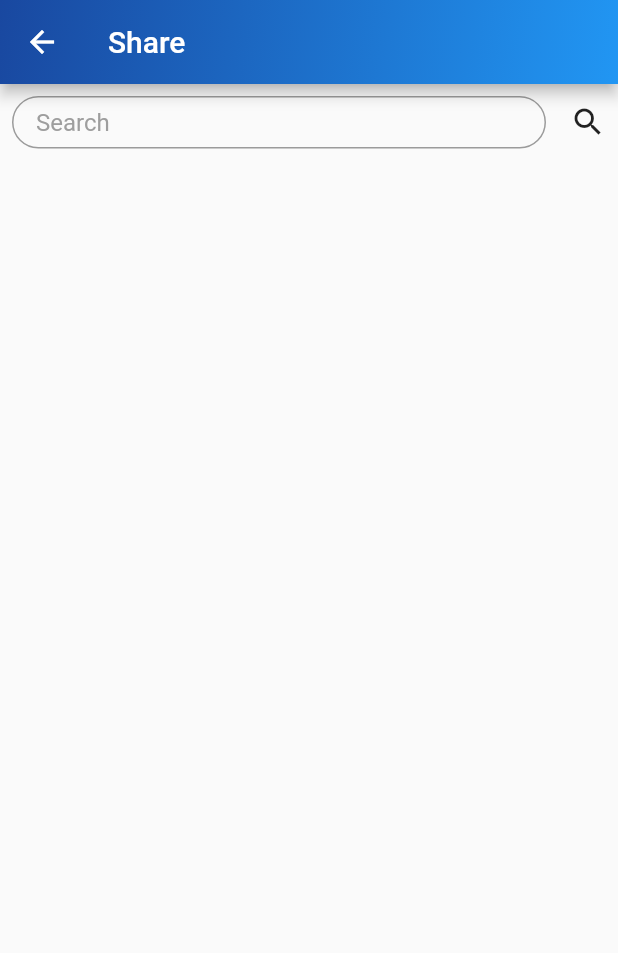
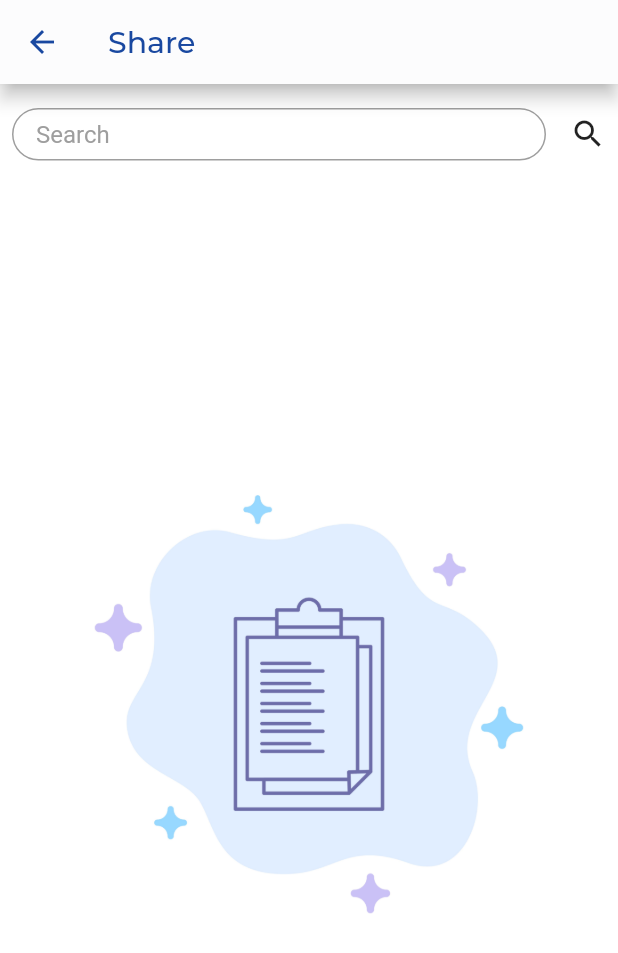
Before and after one commit to PaRaDoX50/droog, a Flutter app: the ShareScreen screen opened by its route, on a phone screen of 412 x 824 dp. Shown: the top 953 px of the screen. Run offline on Flutter 3.47's test engine with Material 2 defaults, Android fonts, the light colour scheme and no system bars; our stand-ins replace cached_network_image, cloud_firestore, convex_bottom_bar, firebase_auth, firebase_storage, font_awesome_flutter and 8 more; missing offline and left inert: assorted_layout_widgets, flutter_facebook_login; accounts and stored records are empty; network calls fail.

```diff
--- a/lib/screens/feed.dart
+++ b/lib/screens/feed.dart
@@ -37,7 +37,7 @@ class _FeedState extends State<Feed> {
 
     return Scaffold(
       key: _feedScaffoldKey,
-      backgroundColor: Colors.grey[300],
+      backgroundColor: Color(0xfffcfcfd),
       body: FutureBuilder<List<String>>(
           future: _databaseMethods.getConnectionUids(),
           builder: (_, snapshot) {
--- a/lib/screens/share_screen.dart
+++ b/lib/screens/share_screen.dart
@@ -13,6 +13,7 @@ import 'package:droog/models/enums.dart';
 
 
 import 'package:flutter/material.dart';
+import 'package:google_fonts/google_fonts.dart';
 String postId;
 class ShareScreen extends StatefulWidget {
   static final String route = "/Share_screen";
@@ -82,25 +83,36 @@ class _ShareScreenState extends State<ShareScreen> {
   Widget build(BuildContext context) {
     postId = ModalRoute.of(context).settings.arguments as String;
     return Scaffold(
+      backgroundColor: Colors.white,
       appBar:  AppBar(
-        title: Text("Share"),
-        flexibleSpace: Container(
-          decoration: BoxDecoration(
-              gradient: LinearGradient(
-                  begin: Alignment.topLeft,
-                  end: Alignment.bottomRight,
-                  colors: <Color>[Theme.of(context).primaryColor, Colors.blue])),
+        iconTheme: IconThemeData(color: Theme.of(context).primaryColor),
+        elevation: 5,
+        backgroundColor:Color(0xfffcfcfd),
+        title: Text(
+          "Share",
+          style: GoogleFonts.montserrat(color: Theme.of(context).primaryColor),
         ),
       ),
       body: SafeArea(
+        child: Padding(
+          padding: const EdgeInsets.only(top:8.0),
           child: Column(children: <Widget>[
             SearchTextField(controller: searchController,onTextChanged: getSearchResults,),
-          Expanded(child: ListView.builder(
+            searchResults.isNotEmpty ? Expanded(child: ListView.builder(
               itemCount: searchResults.length,
               itemBuilder: (_, index) {
                 return ShareTile(user: searchResults[index],);
-            },))
+              },)) :
+            Expanded(
+                child: Center(
+                    child: AspectRatio(
+                        aspectRatio: 1,
+                        child: Image.asset(
+                          "assets/images/no_results.png",
+                          width: double.infinity,
+                        )))),
           ],),
+        ),
       ),
     );
   }
--- a/lib/widgets/expandable_text.dart
+++ b/lib/widgets/expandable_text.dart
@@ -36,7 +36,7 @@ class _ExpandableTextState extends State<ExpandableText>
                         widget.isExpanded = !widget.isExpanded;
                       });
                     },
-                    child: Text("Show less"),
+                    child: Text("Show less",style: TextStyle(color: Colors.grey),),
                   ),
                 ],
               );
--- a/lib/widgets/feed_tile.dart
+++ b/lib/widgets/feed_tile.dart
@@ -37,7 +37,8 @@ class FeedTile extends StatelessWidget {
 
   @override
   Widget build(BuildContext context) {
-    return Card(
+    return Card(color: Color(0xfffcfcfd),
+      elevation: 5,
       margin: EdgeInsets.symmetric(
         vertical: 8 / 2,
         horizontal: 8,
```
Also changed, not shown: lib/screens/home.dart (+7 -12 lines), lib/screens/new_post.dart (+10 -4 lines), lib/screens/new_response_screen.dart (+49 -9 lines), lib/screens/responses_screen.dart (+7 -1 lines), lib/screens/search.dart (+21 -13 lines), lib/widgets/new_post_box.dart (+21 -7 lines), lib/widgets/response_tile.dart (+5 -9 lines), assets/images/no_results.png (added). Lines whose indentation alone changed are shown as unchanged.
